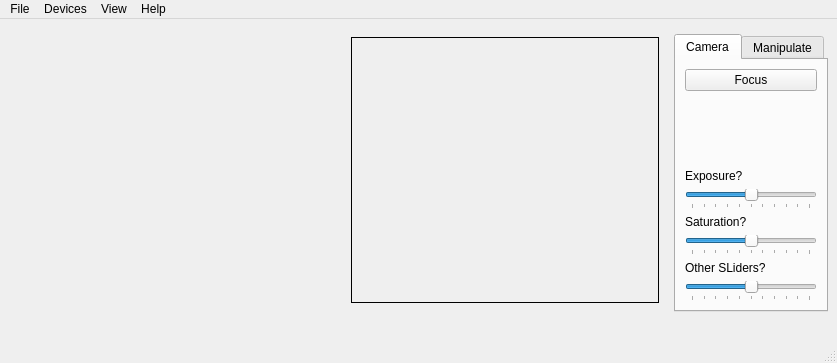
Above: BetterMain.ui from Rykarix/FaceMorph before the change. Below: the same form after it.
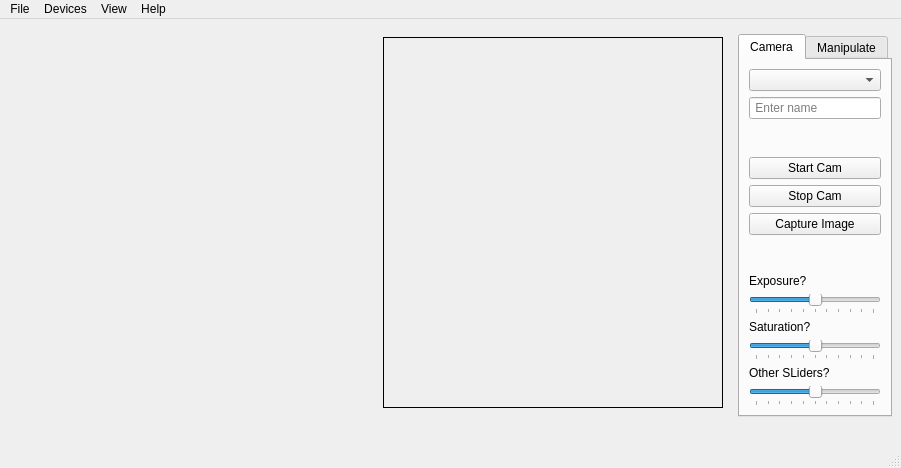
That is the form after the change. Custom widgets are drawn as their Qt base class.

Commit message: 1.1 - Now captures & saves

What changed in the file:
```diff
--- a/BetterMain.ui
+++ b/BetterMain.ui
@@ -6,8 +6,8 @@
    <rect>
     <x>0</x>
     <y>0</y>
-    <width>837</width>
-    <height>363</height>
+    <width>901</width>
+    <height>468</height>
    </rect>
   </property>
   <property name="windowTitle">
@@ -103,6 +103,12 @@
           <property name="text">
            <string/>
           </property>
+          <property name="textFormat">
+           <enum>Qt::PlainText</enum>
+          </property>
+          <property name="textInteractionFlags">
+           <set>Qt::NoTextInteraction</set>
+          </property>
          </widget>
         </item>
        </layout>
@@ -128,66 +134,28 @@
         <string>Camera</string>
        </attribute>
        <layout class="QGridLayout" name="gridLayout_2">
-        <item row="4" column="0">
-         <widget class="QLabel" name="label_3">
+        <item row="9" column="0">
+         <widget class="QLabel" name="label_saturation">
           <property name="text">
            <string>Saturation?</string>
           </property>
          </widget>
         </item>
-        <item row="5" column="0">
-         <widget class="QSlider" name="horizontalSlider_2">
-          <property name="minimum">
-           <number>-5</number>
-          </property>
-          <property name="maximum">
-           <number>5</number>
-          </property>
-          <property name="pageStep">
-           <number>2</number>
-          </property>
-          <property name="orientation">
-           <enum>Qt::Horizontal</enum>
-          </property>
-          <property name="tickPosition">
-           <enum>QSlider::TicksBelow</enum>
-          </property>
-         </widget>
-        </item>
-        <item row="3" column="0">
-         <widget class="QSlider" name="horizontalSlider">
-          <property name="minimum">
-           <number>-5</number>
-          </property>
-          <property name="maximum">
-           <number>5</number>
-          </property>
-          <property name="pageStep">
-           <number>2</number>
-          </property>
-          <property name="orientation">
-           <enum>Qt::Horizontal</enum>
-          </property>
-          <property name="tickPosition">
-           <enum>QSlider::TicksBelow</enum>
-          </property>
-         </widget>
-        </item>
-        <item row="2" column="0">
-         <widget class="QLabel" name="label">
+        <item row="7" column="0">
+         <widget class="QLabel" name="label_exposure">
           <property name="text">
            <string>Exposure?</string>
           </property>
          </widget>
         </item>
+        <item row="4" column="0">
+         <widget class="QPushButton" name="button_stopcam">
+          <property name="text">
+           <string>Stop Cam</string>
+          </property>
+         </widget>
+        </item>
         <item row="6" column="0">
-         <widget class="QLabel" name="label_4">
-          <property name="text">
-           <string>Other SLiders?</string>
-          </property>
-         </widget>
-        </item>
-        <item row="1" column="0">
          <spacer name="verticalSpacer">
           <property name="orientation">
            <enum>Qt::Vertical</enum>
@@ -200,31 +168,109 @@
           </property>
          </spacer>
         </item>
+        <item row="3" column="0">
+         <widget class="QPushButton" name="button_startcam">
+          <property name="text">
+           <string>Start Cam</string>
+          </property>
+         </widget>
+        </item>
+        <item row="1" column="0">
+         <widget class="QLineEdit" name="line_email">
+          <property name="inputMethodHints">
+           <set>Qt::ImhEmailCharactersOnly</set>
+          </property>
+          <property name="placeholderText">
+           <string> Enter name</string>
+          </property>
+         </widget>
+        </item>
+        <item row="2" column="0">
+         <spacer name="verticalSpacer_3">
+          <property name="orientation">
+           <enum>Qt::Vertical</enum>
+          </property>
+          <property name="sizeHint" stdset="0">
+           <size>
+            <width>20</width>
+            <height>40</height>
+           </size>
+          </property>
+         </spacer>
+        </item>
+        <item row="5" column="0">
+         <widget class="QPushButton" name="button_captureimage">
+          <property name="text">
+           <string>Capture Image</string>
+          </property>
+         </widget>
+        </item>
+        <item row="8" column="0">
+         <widget class="QSlider" name="slider_exposure">
+          <property name="minimum">
+           <number>-5</number>
+          </property>
+          <property name="maximum">
+           <number>5</number>
+          </property>
+          <property name="pageStep">
+           <number>2</number>
+          </property>
+          <property name="orientation">
+           <enum>Qt::Horizontal</enum>
+          </property>
+          <property name="tickPosition">
+           <enum>QSlider::TicksBelow</enum>
+          </property>
+         </widget>
+        </item>
+        <item row="11" column="0">
+         <widget class="QLabel" name="label_other">
+          <property name="text">
+           <string>Other SLiders?</string>
+          </property>
+         </widget>
+        </item>
+        <item row="12" column="0">
+         <widget class="QSlider" name="slider_other">
+          <property name="minimum">
+           <number>-5</number>
+          </property>
+          <property name="maximum">
+           <number>5</number>
+          </property>
+          <property name="pageStep">
+           <number>2</number>
+          </property>
+          <property name="orientation">
+           <enum>Qt::Horizontal</enum>
+          </property>
+          <property name="tickPosition">
+           <enum>QSlider::TicksBelow</enum>
+          </property>
+         </widget>
+        </item>
+        <item row="10" column="0">
+         <widget class="QSlider" name="slider_saturation">
+          <property name="minimum">
+           <number>-5</number>
+          </property>
+          <property name="maximum">
+           <number>5</number>
+          </property>
+          <property name="pageStep">
+           <number>2</number>
+          </property>
+          <property name="orientation">
+           <enum>Qt::Horizontal</enum>
+          </property>
+          <property name="tickPosition">
+           <enum>QSlider::TicksBelow</enum>
+          </property>
+         </widget>
+        </item>
         <item row="0" column="0">
-         <widget class="QPushButton" name="btnFocus">
-          <property name="text">
-           <string>Focus</string>
-          </property>
-         </widget>
-        </item>
-        <item row="7" column="0">
-         <widget class="QSlider" name="horizontalSlider_3">
-          <property name="minimum">
-           <number>-5</number>
-          </property>
-          <property name="maximum">
-           <number>5</number>
-          </property>
-          <property name="pageStep">
-           <number>2</number>
-          </property>
-          <property name="orientation">
-           <enum>Qt::Horizontal</enum>
-          </property>
-          <property name="tickPosition">
-           <enum>QSlider::TicksBelow</enum>
-          </property>
-         </widget>
+         <widget class="QComboBox" name="dd_devices"/>
         </item>
        </layout>
       </widget>
@@ -358,7 +404,7 @@
     <rect>
      <x>0</x>
      <y>0</y>
-     <width>837</width>
+     <width>901</width>
      <height>21</height>
     </rect>
    </property>
```
Left out of the diff: 7 changed lines with no effect on the pictures. The commit also changes 85 other files.
